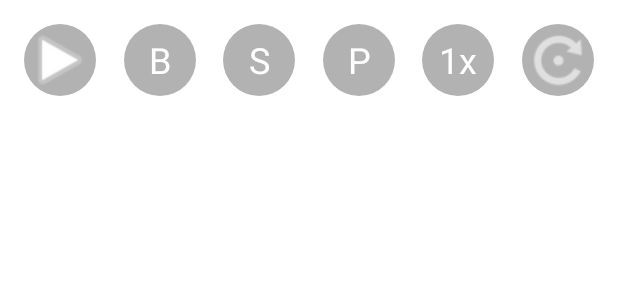
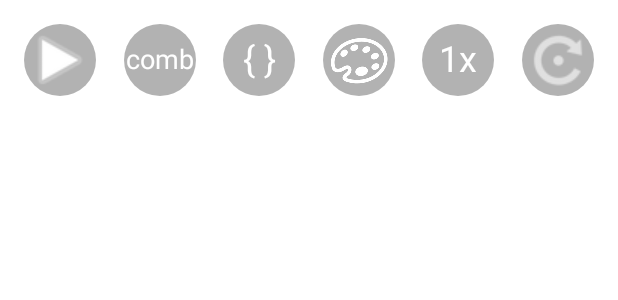
Before and after one commit to DarkLab/SortingAlgorithms, an Android app: the layout activity_main.xml on its own in the app's theme, with its tools: preview values and no code run, on a phone screen of 412 x 824 dp. Shown: the top 300 px of the screen. Run offline under Robolectric (Android 15) with nearby library versions, the phone set to English and light mode, and no system bars.

Commit message:
Еще рефакторинг

```diff
--- a/app/src/main/java/com/darkalb/sortingalgorithms/MainActivity.kt
+++ b/app/src/main/java/com/darkalb/sortingalgorithms/MainActivity.kt
@@ -130,7 +130,7 @@ class MainActivity : AppCompatActivity() {
         binding.sizeTV.setOnClickListener {
             viewModel.onEvent(MainUiEvent.CHANGE_SIZE)
         }
-        binding.paletteTV.setOnClickListener {
+        binding.paletteIV.setOnClickListener {
             viewModel.onEvent(MainUiEvent.CHANGE_PALETTE)
         }
         binding.durationTv.setOnClickListener {
--- a/app/src/main/res/layout/activity_main.xml
+++ b/app/src/main/res/layout/activity_main.xml
@@ -4,6 +4,7 @@
     xmlns:tools="http://schemas.android.com/tools"
     android:layout_width="match_parent"
     android:layout_height="match_parent"
+    android:keepScreenOn="true"
     tools:context=".MainActivity">
 
     <FrameLayout
@@ -15,7 +16,7 @@
         app:layout_constraintStart_toStartOf="parent"
         app:layout_constraintTop_toTopOf="parent" />
 
-    <ImageView
+    <androidx.appcompat.widget.AppCompatImageView
         android:id="@+id/start"
         android:layout_width="48dp"
         android:layout_height="48dp"
@@ -23,10 +24,10 @@
         android:alpha="0.3"
         android:background="@drawable/circle"
         android:contentDescription="@null"
-        android:src="@android:drawable/ic_media_play"
         app:layout_constraintHorizontal_chainStyle="spread"
         app:layout_constraintStart_toStartOf="parent"
-        app:layout_constraintTop_toTopOf="parent" />
+        app:layout_constraintTop_toTopOf="parent"
+        app:srcCompat="@android:drawable/ic_media_play" />
 
     <TextView
         android:id="@+id/typeTV"
@@ -35,12 +36,13 @@
         android:alpha="0.3"
         android:background="@drawable/circle"
         android:gravity="center"
-        android:text="B"
+        android:includeFontPadding="false"
         android:textColor="@color/white"
-        android:textSize="24sp"
+        android:textSize="18sp"
         app:layout_constraintEnd_toStartOf="@id/sizeTV"
         app:layout_constraintStart_toEndOf="@id/start"
-        app:layout_constraintTop_toTopOf="@id/start" />
+        app:layout_constraintTop_toTopOf="@id/start"
+        tools:text="comb" />
 
     <TextView
         android:id="@+id/sizeTV"
@@ -49,26 +51,26 @@
         android:alpha="0.3"
         android:background="@drawable/circle"
         android:gravity="center"
-        android:text="S"
+        android:includeFontPadding="false"
+        android:text="@string/list_size"
         android:textColor="@color/white"
         android:textSize="24sp"
-        app:layout_constraintEnd_toStartOf="@id/paletteTV"
+        app:layout_constraintEnd_toStartOf="@id/paletteIV"
         app:layout_constraintStart_toEndOf="@id/typeTV"
         app:layout_constraintTop_toTopOf="@id/start" />
 
-    <TextView
-        android:id="@+id/paletteTV"
+    <androidx.appcompat.widget.AppCompatImageView
+        android:id="@+id/paletteIV"
         android:layout_width="48dp"
         android:layout_height="48dp"
         android:alpha="0.3"
         android:background="@drawable/circle"
-        android:gravity="center"
-        android:text="P"
-        android:textColor="@color/white"
-        android:textSize="24sp"
+        android:contentDescription="@null"
         app:layout_constraintEnd_toStartOf="@id/durationTv"
         app:layout_constraintStart_toEndOf="@id/sizeTV"
-        app:layout_constraintTop_toTopOf="@id/start" />
+        app:layout_constraintTop_toTopOf="@id/start"
+        app:srcCompat="@drawable/palette"
+        app:tint="@color/white" />
 
     <TextView
         android:id="@+id/durationTv"
@@ -77,14 +79,15 @@
         android:alpha="0.3"
         android:background="@drawable/circle"
         android:gravity="center"
-        android:text="1x"
+        android:includeFontPadding="false"
         android:textColor="@color/white"
         android:textSize="24sp"
         app:layout_constraintEnd_toStartOf="@id/refresh"
-        app:layout_constraintStart_toEndOf="@id/paletteTV"
-        app:layout_constraintTop_toTopOf="@id/start" />
+        app:layout_constraintStart_toEndOf="@id/paletteIV"
+        app:layout_constraintTop_toTopOf="@id/start"
+        tools:text="1x" />
 
-    <ImageView
+    <androidx.appcompat.widget.AppCompatImageView
         android:id="@+id/refresh"
         android:layout_width="48dp"
         android:layout_height="48dp"
@@ -92,22 +95,22 @@
         android:alpha="0.3"
         android:background="@drawable/circle"
         android:contentDescription="@null"
-        android:src="@android:drawable/ic_menu_rotate"
         app:layout_constraintEnd_toEndOf="parent"
-        app:layout_constraintTop_toTopOf="parent" />
+        app:layout_constraintTop_toTopOf="parent"
+        app:srcCompat="@android:drawable/ic_menu_rotate" />
 
-    <ImageView
+    <androidx.appcompat.widget.AppCompatImageView
         android:id="@+id/congratulationIV"
         android:layout_width="180dp"
         android:layout_height="180dp"
         android:background="@drawable/circle"
         android:backgroundTint="@color/white"
         android:contentDescription="@null"
-        android:src="@drawable/salute"
         android:visibility="gone"
         app:layout_constraintBottom_toBottomOf="parent"
         app:layout_constraintEnd_toEndOf="parent"
         app:layout_constraintStart_toStartOf="parent"
-        app:layout_constraintTop_toTopOf="parent" />
+        app:layout_constraintTop_toTopOf="parent"
+        app:srcCompat="@drawable/salute" />
 
 </androidx.constraintlayout.widget.ConstraintLayout>
--- a/app/src/main/res/values/strings.xml
+++ b/app/src/main/res/values/strings.xml
@@ -1,4 +1,5 @@
 <resources>
     <string name="app_name">Визуализация Сортировки</string>
     <string name="shuffle">R</string>
+    <string name="list_size">{ }</string>
 </resources>
```
Also changed, not shown: app/src/main/java/com/darkalb/sortingalgorithms/MainViewModel.kt (+14 -8 lines), app/src/main/java/com/darkalb/sortingalgorithms/variants/CombSorting.kt (added, +58 -0 lines), app/src/main/res/drawable/palette.png (added).
